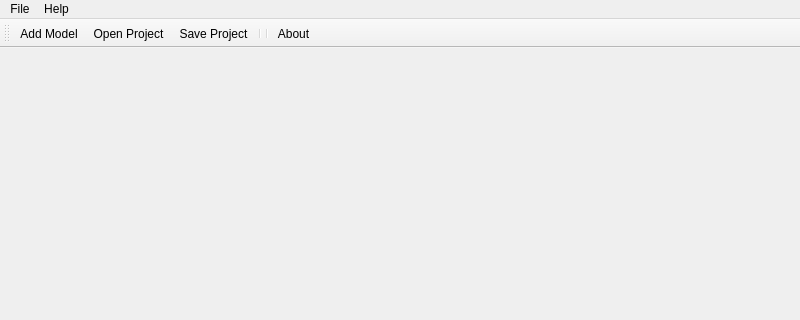
This is modules/lab3d/ui/MainWindow.ui in libcoral/coral-3dlab as Qt 5 draws it before an edit; both pictures show x 0 to 800 and y 0 to 320 of the 800 by 600 pixel window. The edited form follows.
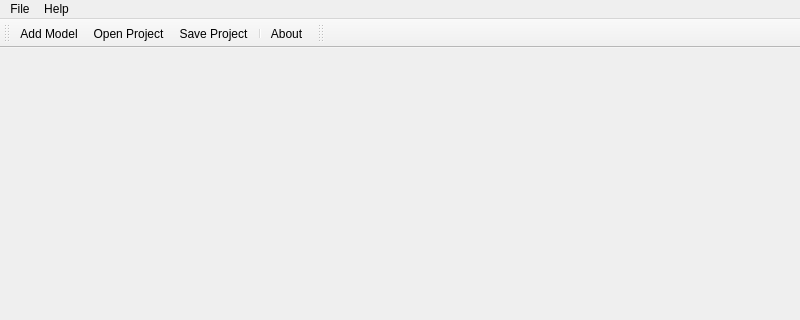
This is the edited form. Icons and pictures are not drawn.

```diff
--- a/modules/lab3d/ui/MainWindow.ui
+++ b/modules/lab3d/ui/MainWindow.ui
@@ -58,9 +58,19 @@
    <addaction name="action_OpenProject"/>
    <addaction name="action_SaveProject"/>
    <addaction name="separator"/>
-   <addaction name="separator"/>
    <addaction name="actionAbout"/>
   </widget>
+  <widget class="QToolBar" name="manipulatorToolbar">
+   <property name="windowTitle">
+    <string>toolBar_2</string>
+   </property>
+   <attribute name="toolBarArea">
+    <enum>TopToolBarArea</enum>
+   </attribute>
+   <attribute name="toolBarBreak">
+    <bool>false</bool>
+   </attribute>
+  </widget>
   <action name="action_AddModel">
    <property name="icon">
     <iconset>
```
